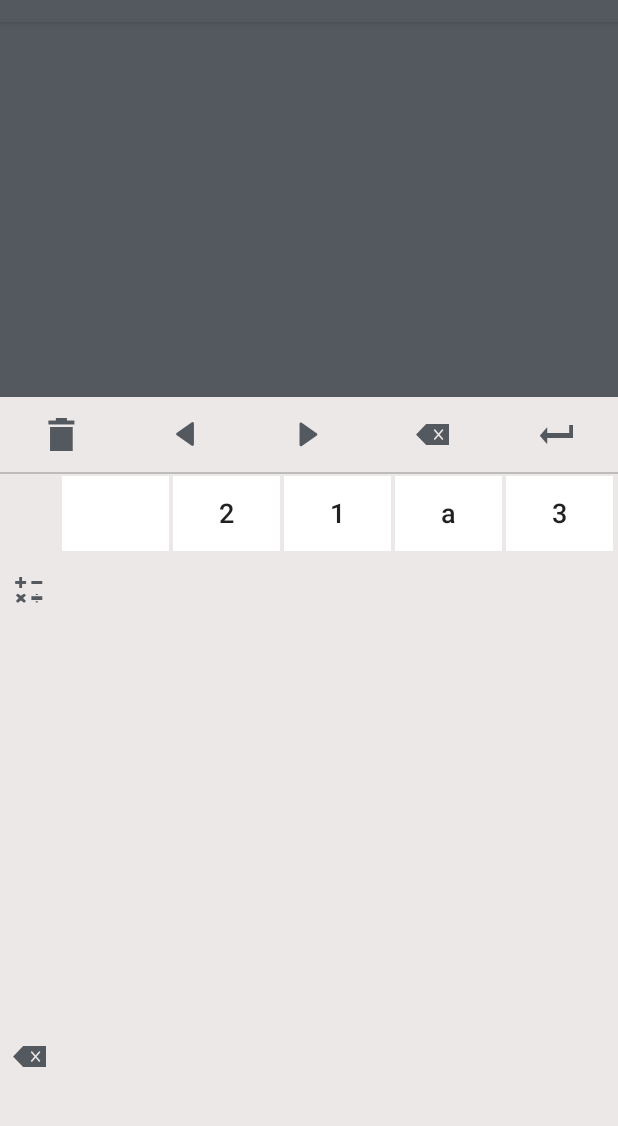
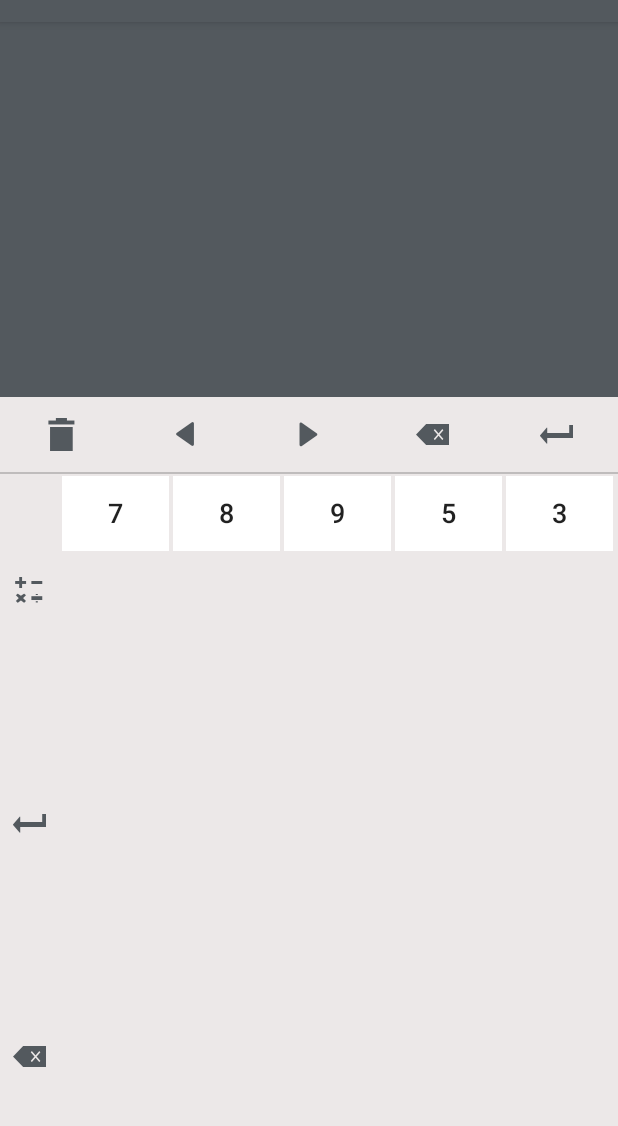
Before and after one commit to wenshaoyan/calculator, an Android app: the screen it shows after launch (MainActivity), on a phone screen of 412 x 824 dp, the part 62-1188 px from its top. Run offline under Robolectric (Android 15) with nearby library versions, the phone set to English and light mode, and no system bars.

```diff
--- a/app/src/main/java/com/wenshao/calculator/view/CalculatorEditText.java
+++ b/app/src/main/java/com/wenshao/calculator/view/CalculatorEditText.java
@@ -1,30 +1,18 @@
 package com.wenshao.calculator.view;
 
 import android.content.Context;
-import android.content.res.TypedArray;
 import android.graphics.Canvas;
 import android.graphics.Color;
 import android.graphics.Paint;
 import android.graphics.Typeface;
-import android.text.Editable;
-import android.text.Selection;
 import android.util.AttributeSet;
 
-import android.util.Log;
-import android.view.View;
-import android.widget.EditText;
+
 import android.widget.TextView;
 
-import com.wenshao.calculator.R;
-
-import java.lang.reflect.Type;
 import java.util.ArrayList;
 import java.util.List;
 
-import static android.R.attr.logo;
-import static android.R.attr.radius;
-import static android.R.attr.thickness;
-import static com.wenshao.calculator.R.id.log;
 
 /**
  * Created by wenshao on 2017/6/13.
@@ -48,7 +36,7 @@ public class CalculatorEditText extends TextView {
     public CalculatorEditText(Context context, AttributeSet attrs, int defStyleAttr) {
         super(context, attrs, defStyleAttr);
         mPaint = new Paint();
-        mFormulaList = new ArrayList<>();
+        mFormulaList = new ArrayList<String>();
 
         mIconFont = Typeface.createFromAsset(context.getAssets(), "iconfont/match-init.ttf");
         mPaint.setTypeface(mIconFont);
@@ -60,17 +48,18 @@ public class CalculatorEditText extends TextView {
     protected void onDraw(Canvas canvas) {
         super.onDraw(canvas);
         mPaint.setColor(Color.WHITE);
-        mPaint.setTextSize(80);
+        mPaint.setTextSize(100);
 
         int i = 100;
         for (String str : mFormulaList){
             canvas.drawText(str, i, i,mPaint);
-            i=i+50;
+            //i=i+50;
         }
     }
 
-    public void addText(CharSequence text) {
-        mFormulaList.add(text.toString());
+    public void addText(String text) {
+        //BasicOperator operator = SymbolMap.getOperator(text);
+        mFormulaList.add("11");
         invalidate();
     }
     public void setSelection(int start, int stop) {
--- a/app/src/main/java/com/wenshao/calculator/view/IconFontTextView.java
+++ b/app/src/main/java/com/wenshao/calculator/view/IconFontTextView.java
@@ -4,11 +4,10 @@ import android.content.Context;
 import android.content.res.TypedArray;
 import android.graphics.Typeface;
 import android.util.AttributeSet;
-import android.util.Log;
-import android.util.SparseArray;
 import android.widget.TextView;
 
 import com.wenshao.calculator.R;
+
 
 
 /**
@@ -17,13 +16,9 @@ import com.wenshao.calculator.R;
  */
 public class IconFontTextView extends TextView {
     private  final static String TAG = "IconFontTextView";
-    private int symbol;
+    private String symbol;
 
-    public final static SparseArray symbolSet = new SparseArray();
 
-    static {
-        symbolSet.put(1,"log");
-    }
     public IconFontTextView(Context context) {
         this(context,null);
     }
@@ -37,14 +32,15 @@ public class IconFontTextView extends TextView {
         Typeface iconfont = Typeface.createFromAsset(context.getAssets(), "iconfont/match-init.ttf");
         setTypeface(iconfont);
         TypedArray mTypedArray = context.obtainStyledAttributes(attrs,R.styleable.IconFontTextView);
-        symbol = mTypedArray.getInt(R.styleable.IconFontTextView_symbol,0);
+        symbol = mTypedArray.getString(R.styleable.IconFontTextView_symbol);
+        mTypedArray.getResources();
     }
 
 
-    public void setSymbol(int s){
+    public void setSymbol(String s){
         symbol = s;
     }
-    public int getSymbol(){
+    public String getSymbol(){
         return symbol;
     }
 
--- a/app/src/main/res/layout/activity_main.xml
+++ b/app/src/main/res/layout/activity_main.xml
@@ -83,26 +83,34 @@
                 <TableRow style="@style/ButtonShow">
 
                     <com.wenshao.calculator.view.IconFontTextView
-                        android:id="@+id/font_log"
                         style="@style/FontKey"
-                        android:text="@string/icon_function"
-                        app:symbol="log"/>
+                        android:text="7"
+                        android:onClick="clickFont"
+                        app:symbol="7"/>
 
                     <com.wenshao.calculator.view.IconFontTextView
                         style="@style/FontKey"
-                        android:text="2" />
+                        android:text="8"
+                        android:onClick="clickFont"
+                        app:symbol="8"/>
 
                     <com.wenshao.calculator.view.IconFontTextView
                         style="@style/FontKey"
-                        android:text="1" />
+                        android:text="9"
+                        android:onClick="clickFont"
+                        app:symbol="9"/>
 
                     <com.wenshao.calculator.view.IconFontTextView
                         style="@style/FontKey"
-                        android:text="a" />
+                        android:text="5"
+                        android:onClick="clickFont"
+                        app:symbol="5"/>
 
                     <com.wenshao.calculator.view.IconFontTextView
                         style="@style/FontKey"
-                        android:text="3" />
+                        android:text="3"
+                        android:onClick="clickFont"
+                        app:symbol="7"/>
 
                 </TableRow>
 
--- a/app/src/main/res/values/attrs.xml
+++ b/app/src/main/res/values/attrs.xml
@@ -1,9 +1,7 @@
 <?xml version="1.0" encoding="utf-8"?>
 <resources>
-    <attr name="symbol">
-        <enum name="log" value="1"/>
-    </attr>
+
     <declare-styleable name="IconFontTextView">
-        <attr name="symbol"/>
+        <attr name="symbol" format="string"/>
     </declare-styleable>
 </resources>
--- a/app/src/main/res/values/strings.xml
+++ b/app/src/main/res/values/strings.xml
@@ -3,11 +3,12 @@
     <string name="icon_clear">&#xe60c;</string>
     <string name="icon_calculator">&#xe60b;</string>
     <string name="icon_linefeed">&#xe60d;</string>
-    <string name="icon_function">&#xe609;</string>
+    <string name="icon_function">&#xe60d;</string>
     <string name="icon_backspace">&#xe60a;</string>
     <string name="icon_left">&#xe603;</string>
     <string name="icon_right">&#xe604;</string>
     <string name="icon_letter">&#xe60a;</string>
+    <string name="icon_log">&#xe60e;</string>
 
 
 </resources>
--- a/app/src/main/res/values/styles.xml
+++ b/app/src/main/res/values/styles.xml
@@ -26,7 +26,6 @@
         <item name="android:background">@drawable/selector_key_click</item>
         <item name="android:textSize">18sp</item>
         <item name="android:clickable">true</item>
-        <item name="android:onClick">click</item>
     </style>
 
 </resources>
```
Also changed, not shown: app/src/main/java/com/wenshao/calculator/MainActivity.java (+7 -11 lines), app/src/main/java/com/wenshao/calculator/Operator/BasicOperator.java (added, +33 -0 lines), app/src/main/java/com/wenshao/calculator/Operator/NumberOperator.java (added, +14 -0 lines), app/src/main/java/com/wenshao/calculator/operator/SymbolMap.java (added, +26 -0 lines), app/src/main/assets/iconfont/match-init.ttf.
